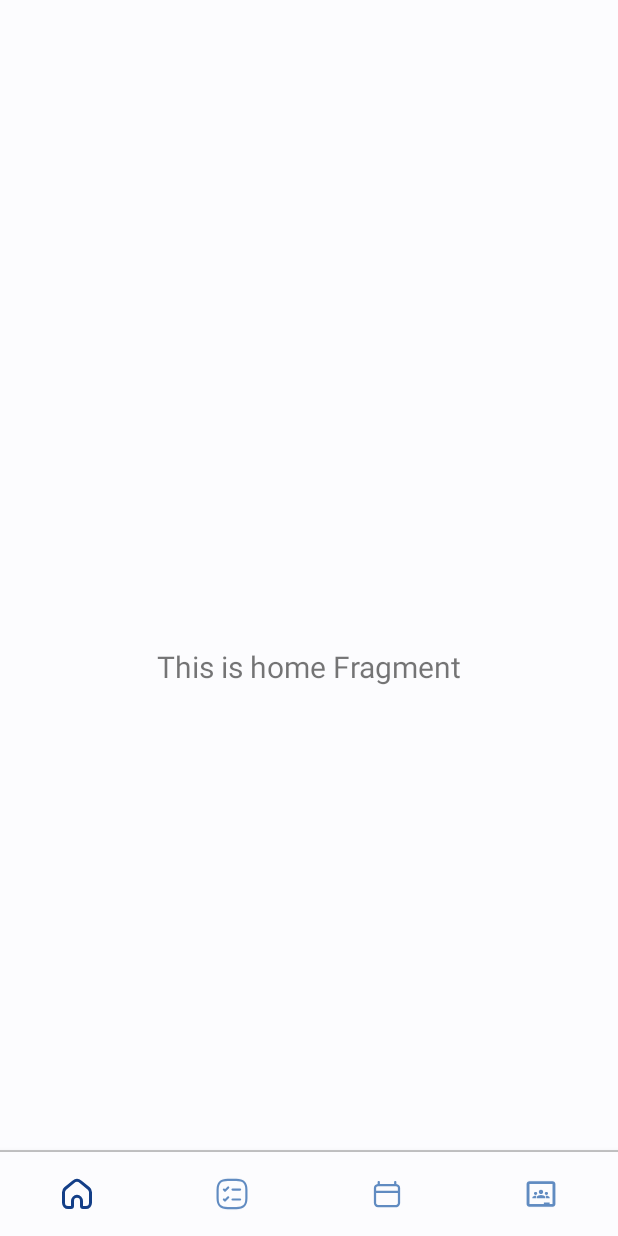
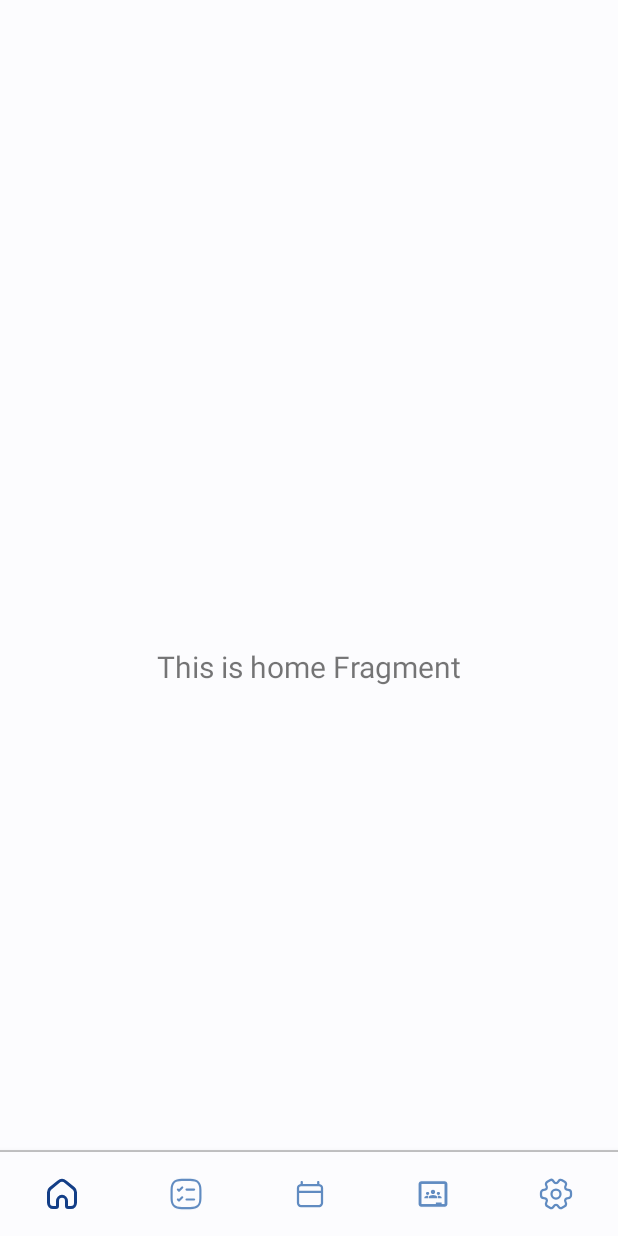
Before and after one commit to eeryyy282/virtual-class-universitas-nurdin-hamzah, an Android app: the screen it shows after launch (MainActivity), on a phone screen of 412 x 824 dp. Run offline under Robolectric (Android 15) with nearby library versions, the phone set to English and light mode, and no system bars; our stand-ins replace navigation-ui.

Commit message:
Feat: Add SettingFragment and integrate into navigation
This commit introduces the `SettingFragment` and its associated `SettingViewModel`, and integrates it into the application's navigation.

Key changes:
- Added a new string resource `title_setting`.
- Created `SettingFragment.kt` to display text provided by `SettingViewModel`.
- Created `SettingViewModel.kt` with `LiveData` for the setting text.
- Defined the layout for `SettingFragment` in `fragment_setting.xml`, featuring a central `TextView`.
- Added a new vector drawable `setting_icon.xml`.
- Added a "Setting" item to `bottom_nav_menu.xml` using the new icon and title.
- Added `navigation_setting` to `mobile_navigation.xml`, linking it to `SettingFragment`.

```diff
--- /dev/null
+++ b/app/src/main/res/drawable/setting_icon.xml
@@ -0,0 +1,20 @@
+<vector xmlns:android="http://schemas.android.com/apk/res/android"
+    android:width="24dp"
+    android:height="24dp"
+    android:viewportWidth="24"
+    android:viewportHeight="24">
+    <path
+        android:fillColor="#00000000"
+        android:pathData="M12,15C13.657,15 15,13.657 15,12C15,10.343 13.657,9 12,9C10.343,9 9,10.343 9,12C9,13.657 10.343,15 12,15Z"
+        android:strokeWidth="1.5"
+        android:strokeColor="#133E87"
+        android:strokeLineCap="round"
+        android:strokeLineJoin="round" />
+    <path
+        android:fillColor="#00000000"
+        android:pathData="M2,12.88V11.12C2,10.08 2.85,9.22 3.9,9.22C5.71,9.22 6.45,7.94 5.54,6.37C5.02,5.47 5.33,4.3 6.24,3.78L7.97,2.79C8.76,2.32 9.78,2.6 10.25,3.39L10.36,3.58C11.26,5.15 12.74,5.15 13.65,3.58L13.76,3.39C14.23,2.6 15.25,2.32 16.04,2.79L17.77,3.78C18.68,4.3 18.99,5.47 18.47,6.37C17.56,7.94 18.3,9.22 20.11,9.22C21.15,9.22 22.01,10.07 22.01,11.12V12.88C22.01,13.92 21.16,14.78 20.11,14.78C18.3,14.78 17.56,16.06 18.47,17.63C18.99,18.54 18.68,19.7 17.77,20.22L16.04,21.21C15.25,21.68 14.23,21.4 13.76,20.61L13.65,20.42C12.75,18.85 11.27,18.85 10.36,20.42L10.25,20.61C9.78,21.4 8.76,21.68 7.97,21.21L6.24,20.22C5.33,19.7 5.02,18.53 5.54,17.63C6.45,16.06 5.71,14.78 3.9,14.78C2.85,14.78 2,13.92 2,12.88Z"
+        android:strokeWidth="1.5"
+        android:strokeColor="#133E87"
+        android:strokeLineCap="round"
+        android:strokeLineJoin="round" />
+</vector>
--- a/app/src/main/res/menu/bottom_nav_menu.xml
+++ b/app/src/main/res/menu/bottom_nav_menu.xml
@@ -20,4 +20,9 @@
         android:id="@+id/navigation_classroom"
         android:icon="@drawable/classroom_icon"
         android:title="@string/title_classroom" />
+
+    <item
+        android:id="@+id/navigation_setting"
+        android:icon="@drawable/setting_icon"
+        android:title="@string/title_setting" />
 </menu>
--- a/app/src/main/res/navigation/mobile_navigation.xml
+++ b/app/src/main/res/navigation/mobile_navigation.xml
@@ -29,5 +29,11 @@
         android:label="@string/title_classroom"
         tools:layout="@layout/fragment_classroom" />
 
+    <fragment
+        android:id="@+id/navigation_setting"
+        android:name="com.mjs.virtualclassuniversitasnurdinhamzah.ui.setting.SettingFragment"
+        android:label="@string/title_setting"
+        tools:layout="@layout/fragment_setting" />
+
 
 </navigation>
--- a/app/src/main/res/values/strings.xml
+++ b/app/src/main/res/values/strings.xml
@@ -4,4 +4,5 @@
     <string name="title_task">Task</string>
     <string name="title_schedule">Schedule</string>
     <string name="title_classroom">Classroom</string>
+    <string name="title_setting">Setting</string>
 </resources>
```
Also changed, not shown: app/src/main/java/com/mjs/virtualclassuniversitasnurdinhamzah/ui/setting/SettingFragment.kt (added, +39 -0 lines), app/src/main/java/com/mjs/virtualclassuniversitasnurdinhamzah/ui/setting/SettingViewModel.kt (added, +12 -0 lines), app/src/main/res/layout/fragment_setting.xml (added, +23 -0 lines).
